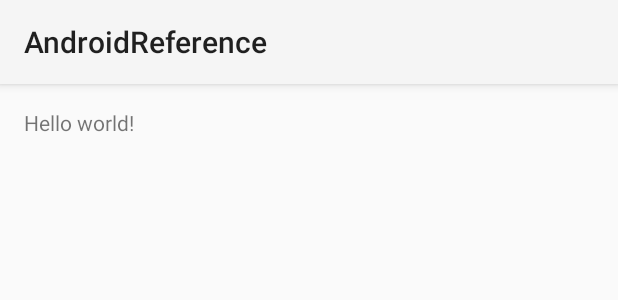
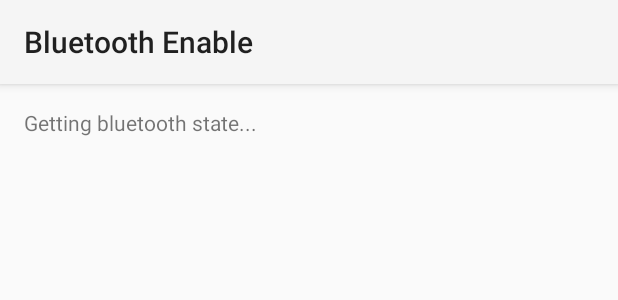
Before and after one commit to derekkier/AndroidReference, an Android app: the layout activity_main.xml on its own in the app's theme, with its tools: preview values and no code run, on a phone screen of 412 x 824 dp. Shown: the top 300 px of the screen. Run offline under Robolectric (Android 15) with nearby library versions, the phone set to English and light mode, and no system bars.

Commit message:
Request user to turn bluetooth on if it is off

```diff
--- a/app/src/main/AndroidManifest.xml
+++ b/app/src/main/AndroidManifest.xml
@@ -1,7 +1,7 @@
 <?xml version="1.0" encoding="utf-8"?>
 <manifest xmlns:android="http://schemas.android.com/apk/res/android"
     package="com.derekkier.androidreference" >
-
+    <uses-permission android:name="android.permission.BLUETOOTH" />
     <application
         android:allowBackup="true"
         android:icon="@mipmap/ic_launcher"
--- a/app/src/main/res/layout/activity_main.xml
+++ b/app/src/main/res/layout/activity_main.xml
@@ -5,7 +5,10 @@
     android:paddingTop="@dimen/activity_vertical_margin"
     android:paddingBottom="@dimen/activity_vertical_margin" tools:context=".MainActivity">
 
-    <TextView android:text="@string/hello_world" android:layout_width="wrap_content"
-        android:layout_height="wrap_content" />
+    <TextView
+        android:text="@string/bluetoothstate"
+        android:layout_width="wrap_content"
+        android:layout_height="wrap_content"
+        android:id="@+id/bluetoothstate"/>
 
 </RelativeLayout>
--- a/app/src/main/res/values/strings.xml
+++ b/app/src/main/res/values/strings.xml
@@ -1,8 +1,8 @@
 <resources>
     <string name="action_settings">Settings</string>
-    <string name="app_name">AndroidReference</string>
-    <string name="hello_world">Hello world!</string>
+    <string name="app_name">Bluetooth Enable</string>
     <string name="onCreate_message">Hello there.</string>
     <string name="onPause_message">See you later!</string>
     <string name="onResume_message">Welcome back!</string>
+    <string name="bluetoothstate">Getting bluetooth state...</string>
 </resources>
```
Also changed, not shown: app/src/main/java/com/derekkier/androidreference/MainActivity.java (+55 -0 lines).
